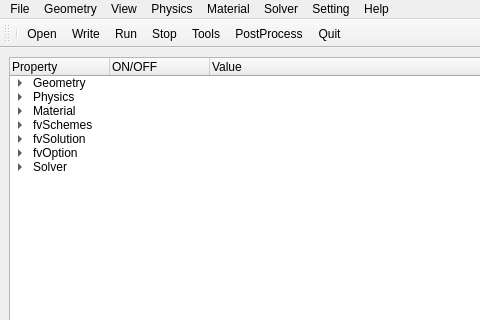
Before: the Qt Designer form PyQtVTK/ccm.ui in shach934/scripts, drawn with Qt 5; both pictures show x 0 to 480 and y 0 to 320 of the 1059 by 731 pixel window.
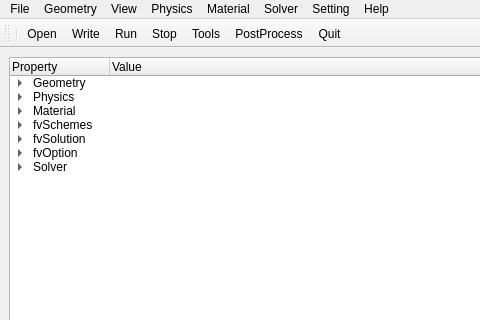
After: the same form once the commit is applied. The open tabs and pages were chosen to show the change. Icons and pictures are not drawn.

Patch:
```diff
--- a/PyQtVTK/ccm.ui
+++ b/PyQtVTK/ccm.ui
@@ -53,11 +53,6 @@
           <string>Property</string>
          </property>
         </column>
-        <column>
-         <property name="text">
-          <string>ON/OFF</string>
-         </property>
-        </column>
         <column>
          <property name="text">
           <string>Value</string>
```
Left out of the diff: 200 changed lines with no effect on the pictures.
